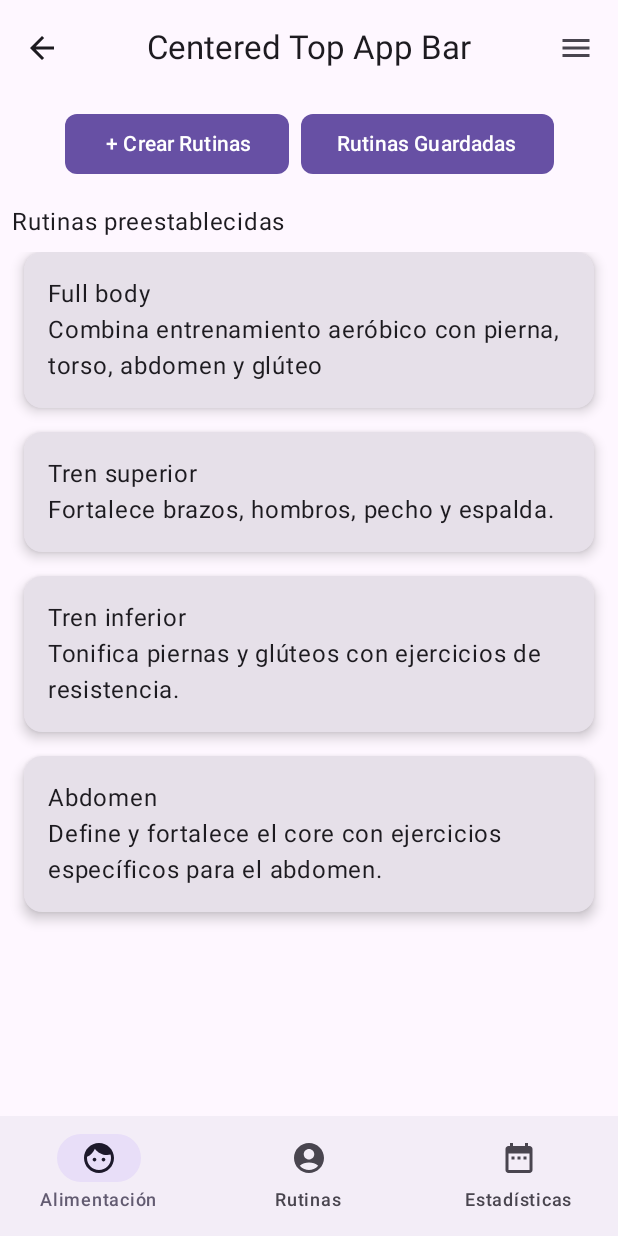
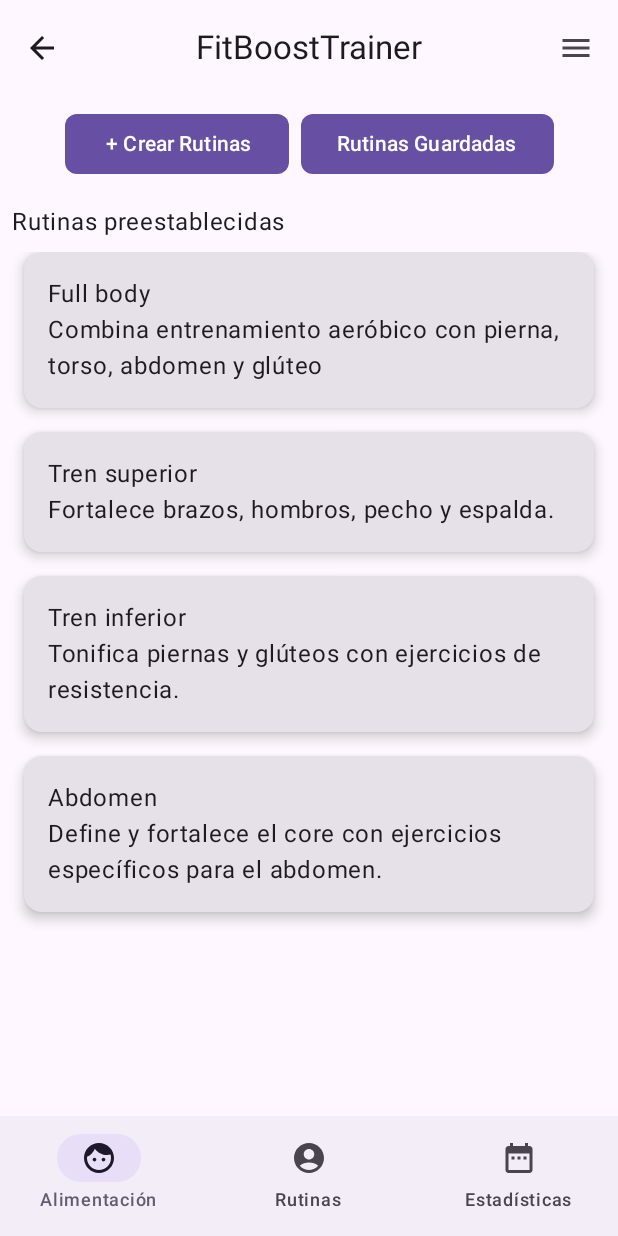
Before and after one commit to yefrivera/FitBoostTrainer, an Android app built with Jetpack Compose: the screen it shows after launch (MainActivity), on a phone screen of 412 x 824 dp. Run offline under Robolectric (Android 15) with nearby library versions, the phone set to English and light mode, and no system bars.

Commit message:
Se cambio el top bar navigation para que reciba el titulo desde los parametros

```diff
--- a/app/src/main/java/edu/unicauca/fitboosttrainer/ui/components/TopBar.kt
+++ b/app/src/main/java/edu/unicauca/fitboosttrainer/ui/components/MainTopAppBar.kt
@@ -3,6 +3,7 @@ package edu.unicauca.fitboosttrainer.ui.components
 import androidx.compose.material.icons.Icons
 import androidx.compose.material.icons.automirrored.filled.ArrowBack
 import androidx.compose.material.icons.filled.Menu
+import androidx.compose.material3.CenterAlignedTopAppBar
 import androidx.compose.material3.ExperimentalMaterial3Api
 import androidx.compose.material3.Icon
 import androidx.compose.material3.IconButton
@@ -14,12 +15,11 @@ import androidx.compose.ui.text.style.TextOverflow
 
 @OptIn(ExperimentalMaterial3Api::class)
 @Composable
-fun CenterAlignedTopAppBar(modifier: Modifier = Modifier, scrollBehavior: TopAppBarScrollBehavior){
+fun MainTopAppBar(modifier: Modifier = Modifier, scrollBehavior: TopAppBarScrollBehavior,title:String){
 
-    androidx.compose.material3.CenterAlignedTopAppBar(
+   CenterAlignedTopAppBar(
         title = {
-            Text(
-                "Centered Top App Bar",
+            Text(title,
                 maxLines = 1,
                 overflow = TextOverflow.Ellipsis
             )
--- a/app/src/main/java/edu/unicauca/fitboosttrainer/ui/screens/RoutineCreationScreen.kt
+++ b/app/src/main/java/edu/unicauca/fitboosttrainer/ui/screens/RoutineCreationScreen.kt
@@ -29,7 +29,7 @@ import androidx.compose.material3.rememberTopAppBarState
 import androidx.compose.ui.Alignment
 import androidx.compose.ui.input.nestedscroll.nestedScroll
 import edu.unicauca.fitboosttrainer.data.defaultRoutineData
-import edu.unicauca.fitboosttrainer.ui.components.CenterAlignedTopAppBar
+import edu.unicauca.fitboosttrainer.ui.components.MainTopAppBar
 import edu.unicauca.fitboosttrainer.ui.components.BottomNavigation
 
 @OptIn(ExperimentalMaterial3Api::class)
@@ -39,7 +39,7 @@ fun RoutineCreationScreen() {
     val scrollBehavior = TopAppBarDefaults.pinnedScrollBehavior(rememberTopAppBarState())
     Scaffold(
         modifier = Modifier.nestedScroll(scrollBehavior.nestedScrollConnection),
-        topBar = { CenterAlignedTopAppBar(modifier = Modifier, scrollBehavior) },
+        topBar = { MainTopAppBar(modifier = Modifier, scrollBehavior,title = stringResource(R.string.app_name)) },
         bottomBar = { BottomNavigation() }
     ) { innerPadding ->
         ScrollContent(innerPadding = innerPadding)
```
Also changed, not shown: app/src/main/java/edu/unicauca/fitboosttrainer/ui/components/MainBottomAppBar.kt (renamed from app/src/main/java/edu/unicauca/fitboosttrainer/ui/components/BottomBar.kt).
